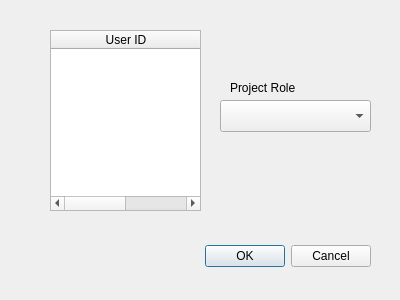
Qt form edit_chip_designer_dialog.ui (ZhihongLei/IASRegisterManager) before a commit.
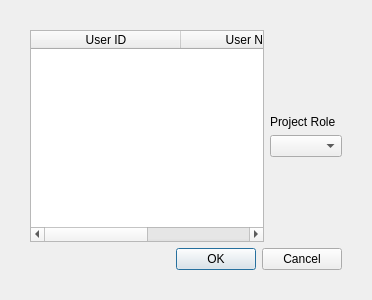
The same form after that commit.

```diff
--- a/edit_chip_designer_dialog.ui
+++ b/edit_chip_designer_dialog.ui
@@ -6,37 +6,35 @@
    <rect>
     <x>0</x>
     <y>0</y>
-    <width>400</width>
+    <width>372</width>
     <height>300</height>
    </rect>
   </property>
   <property name="windowTitle">
    <string>Add Designer</string>
   </property>
-  <widget class="QDialogButtonBox" name="buttonBox">
-   <property name="geometry">
-    <rect>
-     <x>30</x>
-     <y>240</y>
-     <width>341</width>
-     <height>32</height>
-    </rect>
+  <layout class="QVBoxLayout" name="verticalLayout_2">
+   <property name="leftMargin">
+    <number>30</number>
    </property>
-   <property name="orientation">
-    <enum>Qt::Horizontal</enum>
+   <property name="topMargin">
+    <number>30</number>
    </property>
-   <property name="standardButtons">
-    <set>QDialogButtonBox::Cancel|QDialogButtonBox::Ok</set>
+   <property name="rightMargin">
+    <number>30</number>
    </property>
-  </widget>
-  <widget class="QTableWidget" name="tableWidget">
-   <property name="geometry">
-    <rect>
-     <x>50</x>
-     <y>30</y>
-     <width>151</width>
-     <height>181</height>
-    </rect>
+   <property name="bottomMargin">
+    <number>30</number>
+   </property>
+   <item>
+    <layout class="QHBoxLayout" name="layoutMain">
+     <item>
+      <widget class="QTableWidget" name="tableWidgetUsers">
+       <property name="maximumSize">
+        <size>
+         <width>16777215</width>
+         <height>16777215</height>
+        </size>
    </property>
    <property name="editTriggers">
     <set>QAbstractItemView::NoEditTriggers</set>
@@ -56,6 +54,9 @@
    <attribute name="horizontalHeaderDefaultSectionSize">
     <number>150</number>
    </attribute>
+       <attribute name="horizontalHeaderStretchLastSection">
+        <bool>true</bool>
+       </attribute>
    <attribute name="verticalHeaderVisible">
     <bool>false</bool>
    </attribute>
@@ -73,29 +74,63 @@
     </property>
    </column>
   </widget>
-  <widget class="QLabel" name="label">
-   <property name="geometry">
-    <rect>
-     <x>230</x>
-     <y>80</y>
-     <width>81</width>
-     <height>16</height>
-    </rect>
-   </property>
+     </item>
+     <item>
+      <layout class="QVBoxLayout" name="layoutProjectRole">
+       <item>
+        <spacer name="verticalSpacerProjectRole_1">
+         <property name="orientation">
+          <enum>Qt::Vertical</enum>
+         </property>
+         <property name="sizeHint" stdset="0">
+          <size>
+           <width>20</width>
+           <height>40</height>
+          </size>
+         </property>
+        </spacer>
+       </item>
+       <item>
+        <widget class="QLabel" name="labelProjectRole">
    <property name="text">
     <string>Project Role</string>
    </property>
-  </widget>
-  <widget class="QComboBox" name="comboBox">
-   <property name="geometry">
-    <rect>
-     <x>220</x>
-     <y>100</y>
-     <width>151</width>
-     <height>32</height>
-    </rect>
-   </property>
-  </widget>
+         <property name="buddy">
+          <cstring>comboBoxProjectRole</cstring>
+         </property>
+        </widget>
+       </item>
+       <item>
+        <widget class="QComboBox" name="comboBoxProjectRole"/>
+       </item>
+       <item>
+        <spacer name="verticalSpacerProjectRole_2">
+         <property name="orientation">
+          <enum>Qt::Vertical</enum>
+         </property>
+         <property name="sizeHint" stdset="0">
+          <size>
+           <width>20</width>
+           <height>40</height>
+          </size>
+         </property>
+        </spacer>
+       </item>
+      </layout>
+     </item>
+    </layout>
+   </item>
+   <item>
+    <widget class="QDialogButtonBox" name="buttonBox">
+     <property name="orientation">
+      <enum>Qt::Horizontal</enum>
+     </property>
+     <property name="standardButtons">
+      <set>QDialogButtonBox::Cancel|QDialogButtonBox::Ok</set>
+     </property>
+    </widget>
+   </item>
+  </layout>
  </widget>
  <resources/>
  <connections>
```
Left out of the diff: 8 changed lines with no effect on the pictures. Lines whose indentation alone changed are shown as unchanged.
